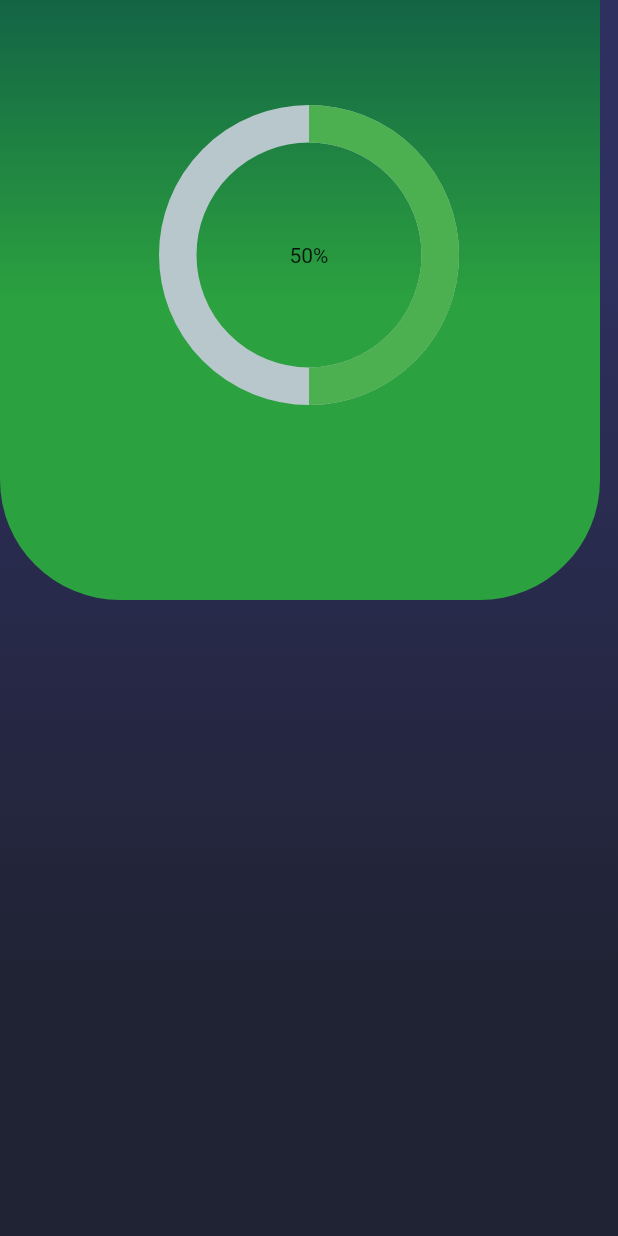
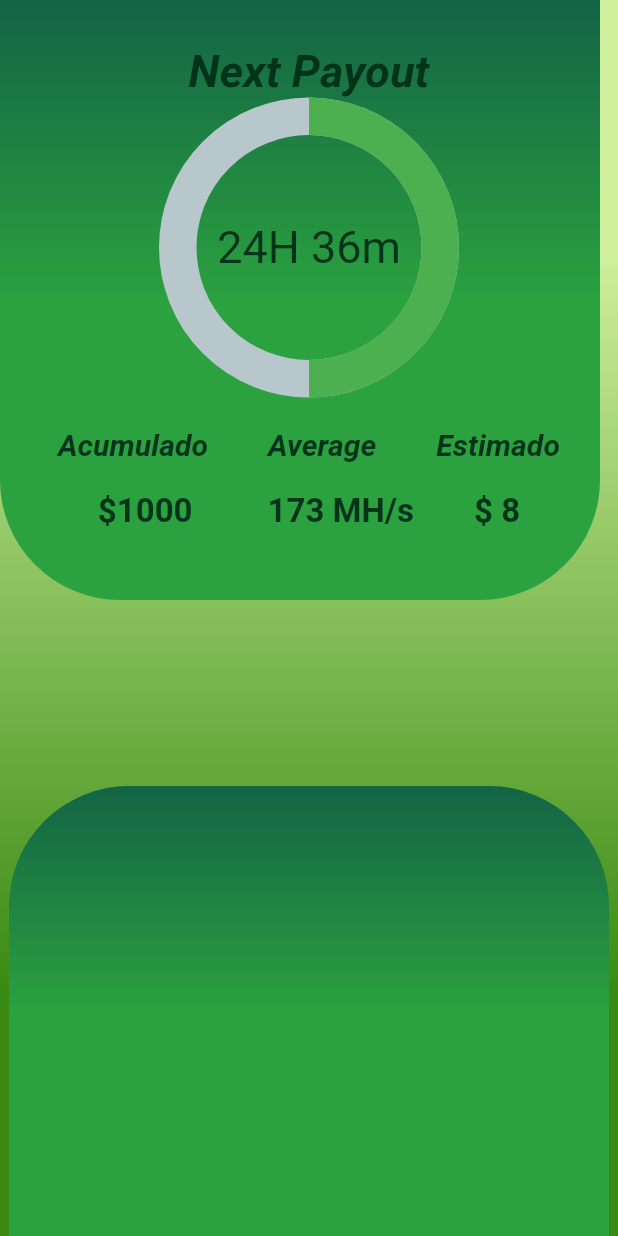
Before and after one commit to TazMania-Git/MinerApp, a Flutter app: the screen it shows after launch, on a phone screen of 412 x 824 dp. Run offline on Flutter 3.47's test engine with Material 2 defaults, Android fonts, the phone set to English and light mode, and no system bars; drawn by our look-alikes of percent_indicator.

Commit message:
second Commit

```diff
--- a/lib/screens/home_screen.dart
+++ b/lib/screens/home_screen.dart
@@ -1,6 +1,7 @@
 import 'package:flutter/material.dart';
 import 'package:minerapp/widgets/background.dart';
 import 'package:minerapp/widgets/indicators.dart';
+import 'package:minerapp/widgets/list_payouts.dart';
 
 class HomeScreen extends StatelessWidget {
   @override
@@ -9,9 +10,10 @@ class HomeScreen extends StatelessWidget {
       body: Stack(children: [
         Background(),
         Container(
-            margin: EdgeInsetsDirectional.only(top: 70),
+            margin: EdgeInsetsDirectional.only(top: 30),
             alignment: Alignment.topCenter,
-            child: Indicator())
+            child: Indicator()),
+            ListPayouts()
       ]),
     );
   }
--- a/lib/widgets/background.dart
+++ b/lib/widgets/background.dart
@@ -9,8 +9,8 @@ class Background extends StatelessWidget {
     var boxDecoration = BoxDecoration(
         gradient: LinearGradient(
             colors: [
-              Color(0xff2E305F),
-              Color(0xff202333),
+              Color.fromARGB(255, 208, 240, 157),
+              Color.fromARGB(255, 58, 139, 20),
             ],
             begin: Alignment.topCenter,
             end: Alignment.bottomCenter,
--- a/lib/widgets/indicators.dart
+++ b/lib/widgets/indicators.dart
@@ -7,7 +7,9 @@ class Indicator extends StatelessWidget {
 
   @override
   Widget build(BuildContext context) {
-    return Container(child: indicatorPercent(),);
+    return Container(
+      child: indicatorPercent(),
+    );
   }
 }
 
@@ -18,12 +20,91 @@ class indicatorPercent extends StatelessWidget {
 
   @override
   Widget build(BuildContext context) {
+    var textStyle = TextStyle(
+        color: Color.fromARGB(255, 0, 51, 26),
+        fontSize: 30,
+        fontStyle: FontStyle.italic,
+        fontWeight: FontWeight.bold);
     return CircularPercentIndicator(
-                  radius: 100.0,
-                  lineWidth: 25.0,
-                  percent: 0.5,
-                  center: new Text("50%"),
-                  progressColor: Colors.green,
-                );
+      footer: txtDatos(),
+      header: Text("Next Payout", style: textStyle),
+      radius: 100.0,
+      lineWidth: 25.0,
+      percent: 0.5,
+      center: new Text("24H 36m",
+          style: TextStyle(
+            fontSize: 30,
+            color: Color.fromARGB(255, 0, 51, 26),
+          )),
+      progressColor: Colors.green,
+    );
   }
 }
+
+class txtDatos extends StatelessWidget {
+  const txtDatos({
+    Key? key,
+  }) : super(key: key);
+
+  @override
+  Widget build(BuildContext context) {
+    var textStyle = TextStyle(
+        color: Color.fromARGB(255, 0, 51, 26),
+        fontSize: 20,
+        fontStyle: FontStyle.italic,
+        fontWeight: FontWeight.bold);
+    var resultStyle = TextStyle(
+        color: Color.fromARGB(255, 0, 51, 26),
+        fontSize: 22,
+        fontWeight: FontWeight.bold);
+    ;
+    return Container(
+      child: Column(children: [
+        Padding(
+          padding: const EdgeInsets.only(top: 20),
+          child: Row(
+            mainAxisAlignment: MainAxisAlignment.center,
+            children: [
+              Text(
+                "Acumulado",
+                style: textStyle,
+              ),
+              SizedBox(width: 40),
+              Text(
+                "Average",
+                style: textStyle,
+              ),
+              SizedBox(width: 40),
+              Text(
+                "Estimado",
+                style: textStyle,
+              )
+            ],
+          ),
+        ),
+        Padding(
+          padding: const EdgeInsets.only(top: 20),
+          child: Row(
+            mainAxisAlignment: MainAxisAlignment.center,
+            children: [
+              Text(
+                "\$1000",
+                style: resultStyle,
+              ),
+              SizedBox(width: 50),
+              Text(
+                "173 MH/s",
+                style: resultStyle,
+              ),
+              SizedBox(width: 40),
+              Text(
+                "\$ 8",
+                style: resultStyle,
+              )
+            ],
+          ),
+        )
+      ]),
+    );
+  }
+}
--- /dev/null
+++ b/lib/widgets/list_payouts.dart
@@ -0,0 +1,34 @@
+import 'package:flutter/material.dart';
+
+class ListPayouts extends StatelessWidget {
+  const ListPayouts({Key? key}) : super(key: key);
+
+  @override
+  Widget build(BuildContext context) {
+    return Container(
+      alignment: Alignment.bottomCenter,
+      child: Stack(children: [_GreenBox()]),
+    );
+  }
+}
+
+class _GreenBox extends StatelessWidget {
+  @override
+  Widget build(BuildContext context) {
+    return Container(
+      height: 300,
+      width: 400,
+      decoration: BoxDecoration(
+          color: Colors.green,
+          borderRadius: BorderRadius.only(
+              topLeft: Radius.circular(80), topRight: Radius.circular(80)),
+          gradient: LinearGradient(
+              begin: Alignment.center,
+              end: Alignment.topCenter,
+              colors: [
+                Color.fromARGB(255, 43, 161, 63),
+                Color.fromARGB(255, 19, 100, 69)
+              ])),
+    );
+  }
+}
```
